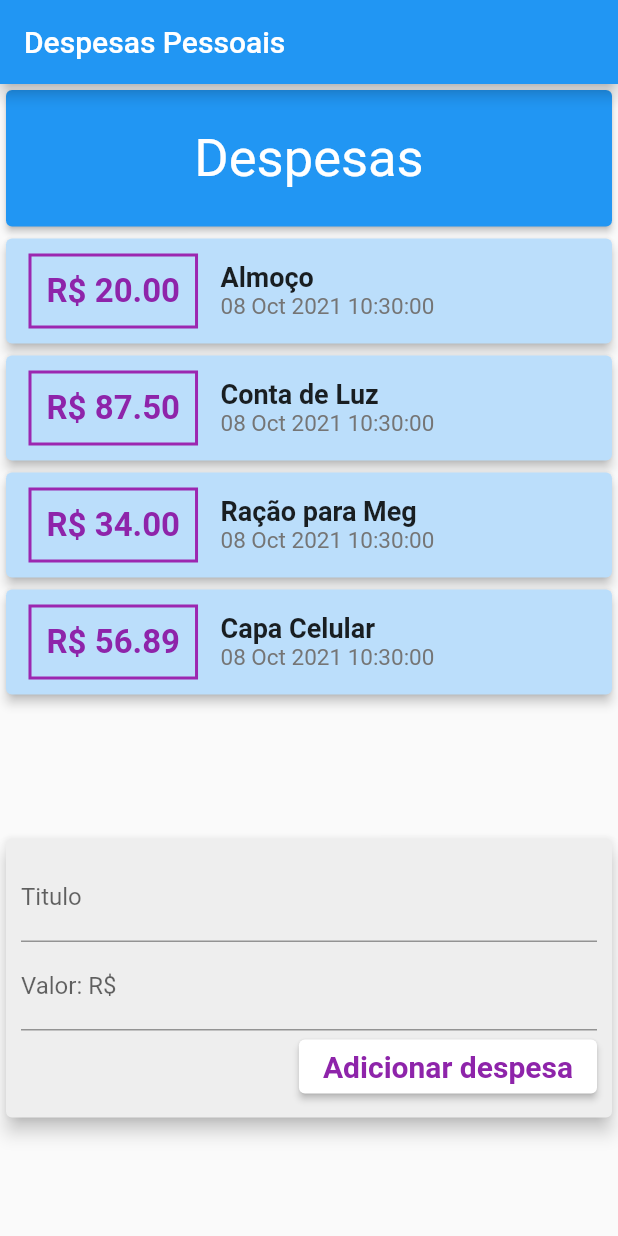
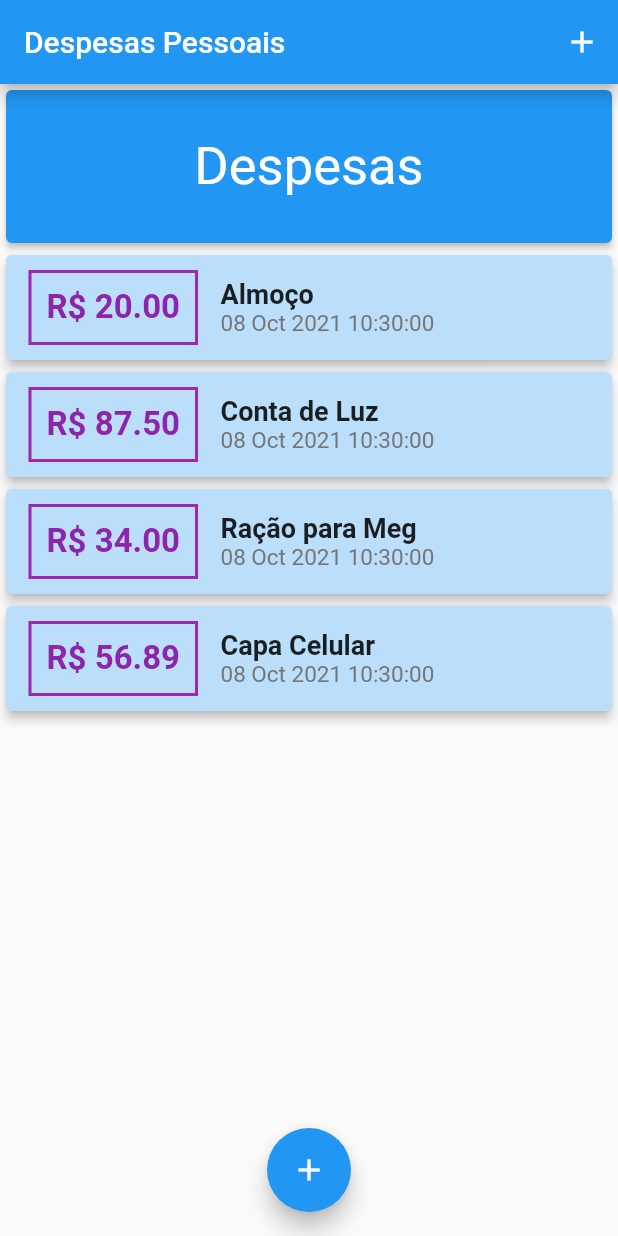
Before and after one commit to wrogerio/Flutter_Despesas_1, a Flutter app: the screen it shows after launch, on a phone screen of 412 x 824 dp. Run offline on Flutter 3.47's test engine with Material 2 defaults, Android fonts, the phone set to English and light mode, and no system bars.

Commit message:
fim aula 117 - expanded ok

```diff
--- a/lib/components/transaction_list.dart
+++ b/lib/components/transaction_list.dart
@@ -12,7 +12,6 @@ class TransactionList extends StatelessWidget {
   @override
   Widget build(BuildContext context) {
     return Container(
-      height: 400,
       child: ListView.builder(
         itemCount: transactions.length,
         itemBuilder: (context, index) {
--- a/lib/components/transaction_user.dart
+++ /dev/null
@@ -1,45 +0,0 @@
-import 'dart:math';
-
-import 'package:despesas_pessoais/components/transaction_form.dart';
-import 'package:despesas_pessoais/components/transaction_list.dart';
-import 'package:despesas_pessoais/models/transaction.dart';
-import 'package:flutter/material.dart';
-
-class TransactionUser extends StatefulWidget {
-  const TransactionUser({Key? key}) : super(key: key);
-
-  @override
-  _TransactionUserState createState() => _TransactionUserState();
-}
-
-class _TransactionUserState extends State<TransactionUser> {
-  final List<Transaction> _transactions = [
-    Transaction(id: 't1', title: 'Almoço', value: 20, date: DateTime.now()),
-    Transaction(id: 't2', title: 'Conta de Luz', value: 87.5, date: DateTime.now()),
-    Transaction(id: 't3', title: 'Ração para Meg', value: 34, date: DateTime.now()),
-    Transaction(id: 't4', title: 'Capa Celular', value: 56.89, date: DateTime.now()),
-  ];
-
-  _addTransaction(String title, double value) {
-    final newTransaction = Transaction(
-      id: Random().nextDouble().toString(),
-      title: title,
-      value: value,
-      date: DateTime.now(),
-    );
-
-    setState(() {
-      _transactions.add(newTransaction);
-    });
-  }
-
-  @override
-  Widget build(BuildContext context) {
-    return Column(
-      children: [
-        TransactionList(transactions: _transactions),
-        TransactionForm(_addTransaction),
-      ],
-    );
-  }
-}
--- a/lib/main.dart
+++ b/lib/main.dart
@@ -1,10 +1,10 @@
 // ignore_for_file: prefer_const_constructors, avoid_unnecessary_containers, sized_box_for_whitespace
 
+import 'dart:math';
 import 'package:despesas_pessoais/components/transaction_form.dart';
-import 'package:despesas_pessoais/components/transaction_list.dart';
-import 'package:despesas_pessoais/components/transaction_user.dart';
-import 'package:despesas_pessoais/models/transaction.dart';
+import 'components/transaction_list.dart';
 import 'package:flutter/material.dart';
+import 'models/transaction.dart';
 
 main() => runApp(DespesasApp());
 
@@ -19,20 +19,63 @@ class DespesasApp extends StatelessWidget {
   }
 }
 
-class MyHomePage extends StatelessWidget {
+class MyHomePage extends StatefulWidget {
   MyHomePage({Key? key}) : super(key: key);
+
+  @override
+  State<MyHomePage> createState() => _MyHomePageState();
+}
+
+class _MyHomePageState extends State<MyHomePage> {
+  final List<Transaction> _transactions = [
+    Transaction(id: 't1', title: 'Almoço', value: 20, date: DateTime.now()),
+    Transaction(id: 't2', title: 'Conta de Luz', value: 87.5, date: DateTime.now()),
+    Transaction(id: 't3', title: 'Ração para Meg', value: 34, date: DateTime.now()),
+    Transaction(id: 't4', title: 'Capa Celular', value: 56.89, date: DateTime.now()),
+  ];
+
+  _openTransactionFormModal(BuildContext context) {
+    showModalBottomSheet(
+      context: context,
+      builder: (_) {
+        return TransactionForm(_addTransaction);
+      },
+    );
+  }
+
+  _addTransaction(String title, double value) {
+    final newTransaction = Transaction(
+      id: Random().nextDouble().toString(),
+      title: title,
+      value: value,
+      date: DateTime.now(),
+    );
+
+    setState(() {
+      _transactions.add(newTransaction);
+    });
+
+    Navigator.of(context).pop();
+  }
 
   @override
   Widget build(BuildContext context) {
     return Scaffold(
       appBar: AppBar(
         title: Text('Despesas Pessoais'),
+        actions: [
+          IconButton(
+            icon: Icon(Icons.add),
+            onPressed: () => _openTransactionFormModal(context),
+          )
+        ],
       ),
-      body: SingleChildScrollView(
-        child: Column(
+      body: Column(
         crossAxisAlignment: CrossAxisAlignment.stretch,
+        mainAxisAlignment: MainAxisAlignment.spaceBetween,
         children: <Widget>[
           Container(
+            height: 110,
             child: Card(
               color: Colors.blue,
               child: Container(
@@ -43,10 +86,14 @@ class MyHomePage extends StatelessWidget {
               elevation: 2,
             ),
           ),
-            TransactionUser(),
+          Expanded(child: TransactionList(transactions: _transactions)),
         ],
       ),
+      floatingActionButton: FloatingActionButton(
+        child: Icon(Icons.add),
+        onPressed: () => _openTransactionFormModal(context),
       ),
+      floatingActionButtonLocation: FloatingActionButtonLocation.centerFloat,
     );
   }
 }
```
Also changed, not shown: lib/components/transaction_form.dart (+11 -5 lines). Lines whose indentation alone changed are shown as unchanged.
